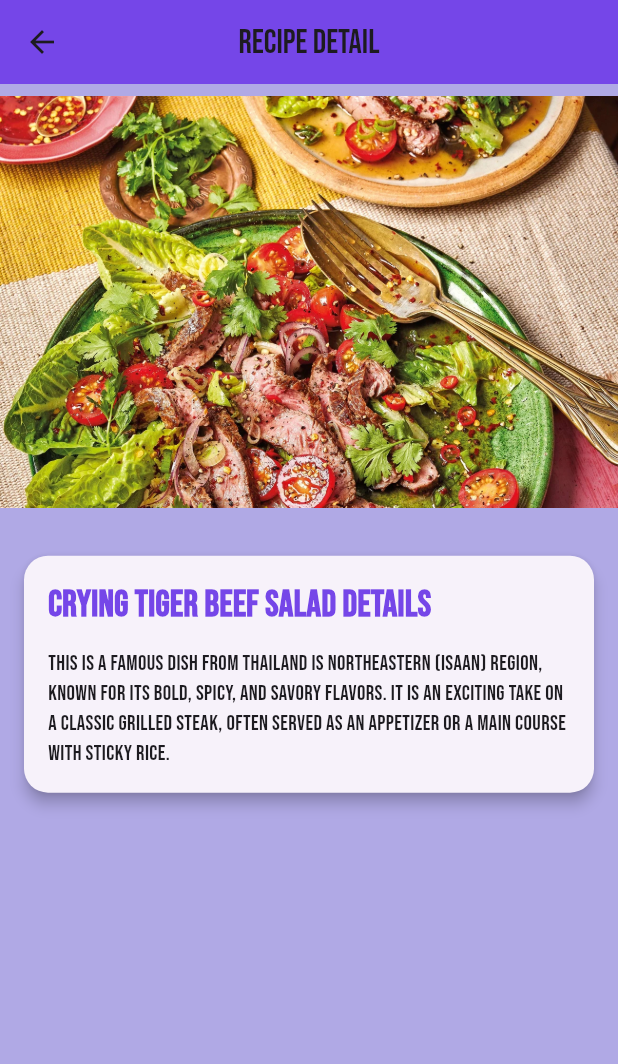
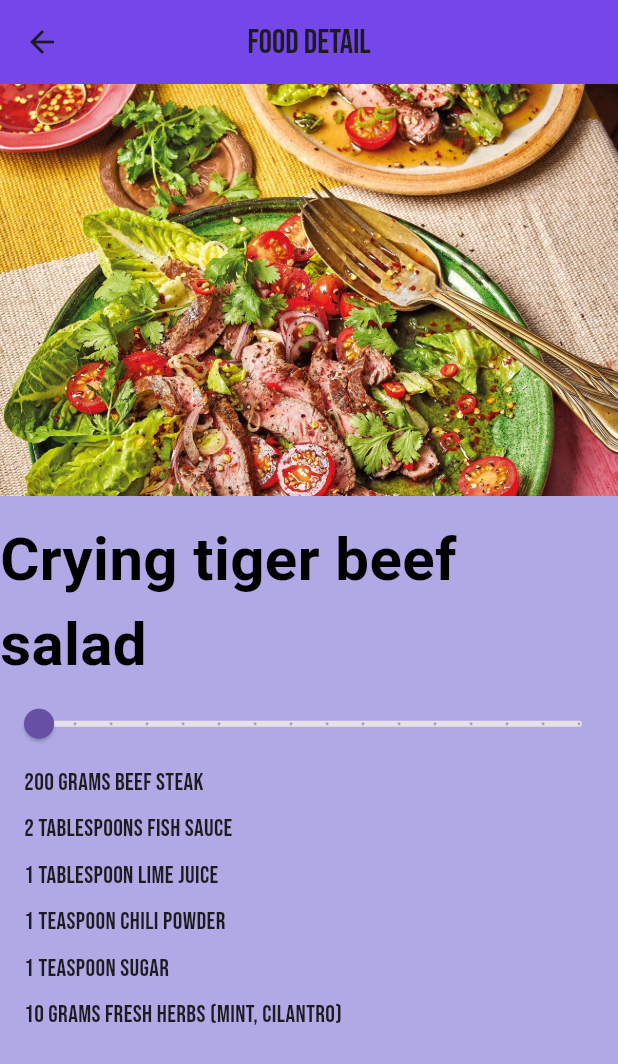
Before and after one commit to natthanontahae-tech/receipes, a Flutter app: the MyHomePage screen opened directly, after a tap on "Crying tiger beef salad", on a phone screen of 412 x 824 dp. Shown: the top 1064 px of the screen. Run offline on Flutter 3.47's test engine with Material 3 defaults, Android fonts, the phone set to English and light mode, and no system bars; our stand-ins replace google_fonts; Roboto replaces fonts that are missing (Kanit).

Commit message:
Ingredient

```diff
--- a/lib/main.dart
+++ b/lib/main.dart
@@ -14,7 +14,7 @@ class RecipeApp extends StatelessWidget {
   @override
   Widget build(BuildContext context) {
     return MaterialApp(
-      title: 'Recipe Calculator',
+      title: 'Food',
       theme: ThemeData(
         textTheme: GoogleFonts.bebasNeueTextTheme(),
         scaffoldBackgroundColor: const Color.fromARGB(255, 176, 169, 229),
@@ -23,7 +23,7 @@ class RecipeApp extends StatelessWidget {
           centerTitle: true,
         ),
       ),
-      home: const MyHomePage(title: 'Recipe Calculator'),
+      home: const MyHomePage(title: 'Food'),
     );
   }
 }
@@ -79,7 +79,7 @@ Widget buildRecipeCard(Recipe recipe) {
             recipe.imglabel,
             style: GoogleFonts.bebasNeue(fontSize: 24.0, fontWeight: FontWeight.bold),
           ),
-          SizedBox(height: 8.0),
+          const SizedBox(height: 8.0),
           Image(image: AssetImage(recipe.imgurl)),
         ],
       ),
--- /dev/null
+++ b/lib/model/ingredient.dart
@@ -0,0 +1,11 @@
+class Ingredient {
+  String name;
+  int quantity;
+  String unit;
+
+  Ingredient({
+    required this.name,
+    required this.quantity,
+    required this.unit
+  });
+}
--- a/lib/model/receipe.dart
+++ b/lib/model/receipe.dart
@@ -1,33 +1,60 @@
+import 'package:receipes/model/ingredient.dart';
+
 class Recipe {
   String imglabel;
   String imgurl;
   String detail;
+  List<Ingredient> ingredients = [];
 
-  Recipe(this.imgurl, this.imglabel, this.detail);
+  Recipe(this.imgurl, this.imglabel, this.detail, this.ingredients);
 
   static List<Recipe> samples =[
-    Recipe('assets/images/Crying tiger beef salad.webp',
-    'Crying tiger beef salad',
-    'this is a famous dish from Thailand is Northeastern (Isaan) region, known for its bold, spicy, and savory flavors. It is an exciting take on a classic grilled steak, often served as an appetizer or a main course with sticky rice.'
+    Recipe('assets/images/Crying tiger beef salad.webp','Crying tiger beef salad',
+    'this is a famous dish from Thailand is Northeastern (Isaan) region, known for its bold, spicy, and savory flavors. It is an exciting take on a classic grilled steak, often served as an appetizer or a main course with sticky rice.',
+    [
+      Ingredient(name: 'Beef steak', quantity: 200, unit: 'grams'),
+      Ingredient(name: 'Fish sauce', quantity: 2, unit: 'tablespoons'),
+      Ingredient(name: 'Lime juice', quantity: 1, unit: 'tablespoon'),
+      Ingredient(name: 'Chili powder', quantity: 1, unit: 'teaspoon'),
+      Ingredient(name: 'Sugar', quantity: 1, unit: 'teaspoon'),
+      Ingredient(name: 'Fresh herbs (mint, cilantro)', quantity: 10, unit: 'grams')
+    ],
     ),
 
-
-    Recipe('assets/images/Larb muang.webp',
-    'Larb muang',
-    'this is a traditional Thai dish that features minced meat, typically pork or chicken, mixed with fresh herbs, lime juice, fish sauce, and toasted rice powder. It is known for its vibrant flavors and is often served with sticky rice and fresh vegetables.'
+    Recipe('assets/images/Larb muang.webp', 'Larb muang',
+    'this is a traditional Thai dish that features minced meat, typically pork or chicken, mixed with fresh herbs, lime juice, fish sauce, and toasted rice powder. It is known for its vibrant flavors and is often served with sticky rice and fresh vegetables.',
+    [
+      Ingredient(name: 'Minced pork', quantity: 250, unit: 'grams'),
+      Ingredient(name: 'Fish sauce', quantity: 2, unit: 'tablespoons'),
+      Ingredient(name: 'Lime juice', quantity: 1, unit: 'tablespoon'),
+      Ingredient(name: 'Toasted rice powder', quantity: 1, unit: 'tablespoon'),
+      Ingredient(name: 'Fresh herbs (mint, cilantro)', quantity: 10, unit: 'grams'),
+      Ingredient(name: 'Shallots', quantity: 1, unit: 'piece'),
+    ],
     ),
 
-
-    Recipe('assets/images/Sweet Thai basil smash cocktail.webp',
-    'Sweet Thai basil smash cocktail',
-    'this is a refreshing cocktail made with Thai basil, lime, and a splash of sweetness.'
+    Recipe('assets/images/Sweet Thai basil smash cocktail.webp', 'Sweet Thai basil smash cocktail',
+    'this is a refreshing cocktail made with Thai basil, lime, and a splash of sweetness.',
+    [
+      Ingredient(name: 'Thai basil leaves', quantity: 15, unit: 'grams'),
+      Ingredient(name: 'Lime juice', quantity: 30, unit: 'ml'),
+      Ingredient(name: 'Simple syrup', quantity: 20, unit: 'ml'),
+      Ingredient(name: 'White rum', quantity: 60, unit: 'ml'),
+      Ingredient(name: 'Ice cubes', quantity: 1, unit: 'cup'),
+    ]
+,
     ),
 
-
-    Recipe('assets/images/Thai red curry paste.webp',
-    'Thai red curry paste',
-    'this is a flavorful and aromatic Thai red curry paste made from a blend of red chili peppers, garlic, lemongrass, and other spices.'
+    Recipe('assets/images/Thai red curry paste.webp', 'Thai red curry paste',
+    'this is a flavorful and aromatic Thai red curry paste made from a blend of red chili peppers, garlic, lemongrass, and other spices.',
+    [
+      Ingredient(name: 'Dried red chili peppers', quantity: 10, unit: 'pieces'),
+      Ingredient(name: 'Garlic cloves', quantity: 4, unit: 'pieces'),
+      Ingredient(name: 'Lemongrass stalks', quantity: 2, unit: 'pieces'),
+      Ingredient(name: 'Galangal', quantity: 1, unit: 'inch piece'),
+      Ingredient(name: 'Coriander seeds', quantity: 1, unit: 'teaspoon'),
+      Ingredient(name: 'Cumin seeds', quantity: 1, unit: 'teaspoon'),
+    ]
     ),
   ];
-
 }
--- a/lib/recipe_detail.dart
+++ b/lib/recipe_detail.dart
@@ -1,64 +1,66 @@
 import 'package:flutter/material.dart';
 import 'package:receipes/model/receipe.dart';
+import 'package:google_fonts/google_fonts.dart';
 
-class RecipeDetail extends StatelessWidget {
+class RecipeDetail extends StatefulWidget {
   final Recipe recipe;
+  const RecipeDetail({super.key, required this.recipe});
 
-  const RecipeDetail({super.key, required this.recipe});
+  @override
+  State<RecipeDetail> createState() {
+    return RecipeDetailState();
+  }
+}
+
+class RecipeDetailState extends State<RecipeDetail> {
+  int sliderValue = 1;
 
   @override
   Widget build(BuildContext context) {
     return Scaffold(
       appBar: AppBar(
-        title: const Text('Recipe Detail'),
+        title: const Text('Food Detail'),
       ),
-      body: SingleChildScrollView(
+      body: Center(
         child: Column(
-          crossAxisAlignment: CrossAxisAlignment.start,
-          children: [
-            const SizedBox(height: 8.0),
-
-          Image(image: AssetImage(recipe.imgurl)),
-
-          const SizedBox(height: 16.0),
-
-          // -------------------------
-          //      CARD START
-          // -------------------------
-          Padding(
-            padding: const EdgeInsets.all(12.0),   // ขยับ card ให้ไม่ติดขอบจอ
-            child: Card(
-              elevation: 4,                        // เงาเล็ก ๆ ให้ดูนูน
-              shape: RoundedRectangleBorder(
-                borderRadius: BorderRadius.circular(16), // ขอบโค้ง
-              ),
-              child: Padding(
-                padding: const EdgeInsets.all(16.0),      // padding ใน card
-                child: Column(
-                  crossAxisAlignment: CrossAxisAlignment.start,
-                  children: [
-                    // Title
+          children: <Widget>[
+            Image(image: AssetImage(widget.recipe.imgurl)),
+            const SizedBox(height: 14.0),
             Text(
-                      '${recipe.imglabel} Details',
-                      style: const TextStyle(
-                        fontSize: 24.0,
+              widget.recipe.imglabel,
+              style: GoogleFonts.kanit(
+                fontSize: 40.0,
                 fontWeight: FontWeight.bold,
-                        color: Color.fromARGB(255, 117, 70, 232),
+                color: Colors.black,
               ),
             ),
 
-                    const SizedBox(height: 12),
+            Slider(
+              min: 1.0,
+              max: 15.0,
+              divisions: 15,
+              label: '$sliderValue servings',
+              value: sliderValue.toDouble(),
+              onChanged: (newValue) {
+                setState(() {
+                  sliderValue = newValue.toInt();
+                });
+              },
+            ),
 
-                    Text(
-                      recipe.detail,
-                      style: const TextStyle(
-                        fontSize: 14.0,
+            Expanded(
+              child: ListView.builder(
+                itemCount: widget.recipe.ingredients.length,
+                itemBuilder: (BuildContext context, int index) {
+                  final ingredient = widget.recipe.ingredients[index];
+                  return Padding(
+                    padding: const EdgeInsets.symmetric(horizontal: 16, vertical: 4),
+                    child: Text(
+                      '${ingredient.quantity * sliderValue} ${ingredient.unit} ${ingredient.name}',
+                      style: const TextStyle(fontSize: 16.0),
                     ),
-                      textAlign: TextAlign.left,
-                    ),
-                  ],
-                ),
-              ),
+                  );
+                },
               ),
             ),
           ],
```
Also changed, not shown: 1 other file. Lines whose indentation alone changed are shown as unchanged.
